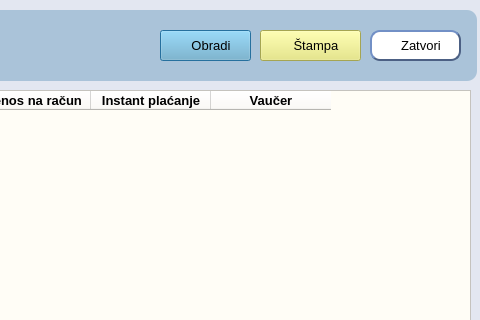
Above: ui/pazar.ui from ljuba17/desktop_pos before the change; both pictures show x 520 to 1000 and y 0 to 320 of the 1000 by 531 pixel window. Below: the same form after it.
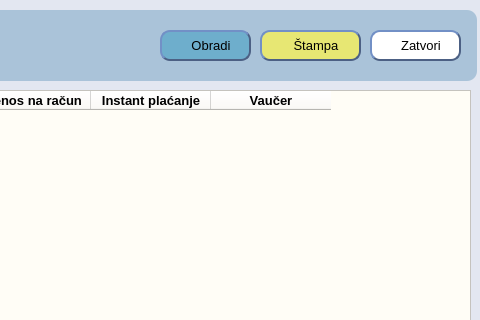
That is the form after the change. Icons and pictures are not drawn.

What changed in the file:
```diff
--- a/ui/pazar.ui
+++ b/ui/pazar.ui
@@ -179,7 +179,12 @@
     </rect>
    </property>
    <property name="styleSheet">
-    <string notr="true">background-color: rgb(110, 174, 204);</string>
+    <string notr="true">background-color: rgb(110, 174, 204);
+border-style:outset;
+	border-width:2px;
+	border-radius:10px;
+	border-color:#4c6084;
+	padding:2px;</string>
    </property>
    <property name="text">
     <string>   Obradi</string>
@@ -204,7 +209,12 @@
     </font>
    </property>
    <property name="styleSheet">
-    <string notr="true">background-color: rgb(231, 231, 115);</string>
+    <string notr="true">background-color: rgb(231, 231, 115);
+border-style:outset;
+	border-width:2px;
+	border-radius:10px;
+	border-color:#4c6084;
+	padding:2px;</string>
    </property>
    <property name="text">
     <string>   Štampa</string>
```
